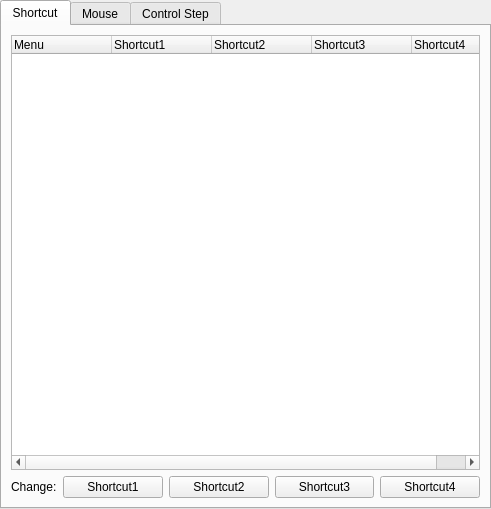
Before: the Qt Designer form src/cmplayer/ui/prefstack.ui in bylee20/cmplayer-kldp.net, drawn with Qt 5.
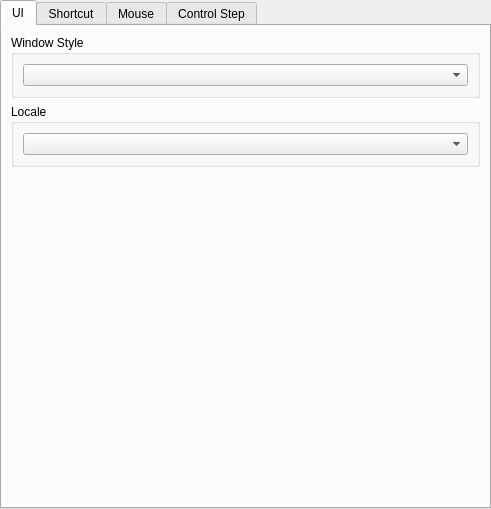
After: the same form once the commit is applied. The open tabs and pages were chosen to show the change. Custom widgets are drawn as their Qt base class.

```diff
--- a/src/cmplayer/ui/prefstack.ui
+++ b/src/cmplayer/ui/prefstack.ui
@@ -241,32 +241,6 @@
           </layout>
          </widget>
         </item>
-        <item>
-         <widget class="QGroupBox" name="groupBox_9" >
-          <property name="title" >
-           <string>Language</string>
-          </property>
-          <layout class="QGridLayout" name="gridLayout_5" >
-           <item row="0" column="0" >
-            <widget class="QLabel" name="label_22" >
-             <property name="text" >
-              <string>Language</string>
-             </property>
-            </widget>
-           </item>
-           <item row="0" column="1" >
-            <widget class="QComboBox" name="lang" >
-             <property name="sizePolicy" >
-              <sizepolicy vsizetype="Fixed" hsizetype="Expanding" >
-               <horstretch>0</horstretch>
-               <verstretch>0</verstretch>
-              </sizepolicy>
-             </property>
-            </widget>
-           </item>
-          </layout>
-         </widget>
-        </item>
         <item>
          <spacer name="spacer_11" >
           <property name="orientation" >
@@ -612,6 +586,57 @@
       <property name="currentIndex" >
        <number>0</number>
       </property>
+      <widget class="QWidget" name="tab_4" >
+       <attribute name="title" >
+        <string>UI</string>
+       </attribute>
+       <layout class="QVBoxLayout" name="verticalLayout_16" >
+        <item>
+         <widget class="QGroupBox" name="groupBox_8" >
+          <property name="title" >
+           <string>Window Style</string>
+          </property>
+          <layout class="QVBoxLayout" name="verticalLayout_15" >
+           <item>
+            <widget class="QComboBox" name="winStyle" />
+           </item>
+          </layout>
+         </widget>
+        </item>
+        <item>
+         <widget class="QGroupBox" name="groupBox_9" >
+          <property name="title" >
+           <string>Locale</string>
+          </property>
+          <layout class="QGridLayout" name="gridLayout_5" >
+           <item row="0" column="0" >
+            <widget class="QComboBox" name="locale" >
+             <property name="sizePolicy" >
+              <sizepolicy vsizetype="Fixed" hsizetype="Expanding" >
+               <horstretch>0</horstretch>
+               <verstretch>0</verstretch>
+              </sizepolicy>
+             </property>
+            </widget>
+           </item>
+          </layout>
+         </widget>
+        </item>
+        <item>
+         <spacer name="verticalSpacer_3" >
+          <property name="orientation" >
+           <enum>Qt::Vertical</enum>
+          </property>
+          <property name="sizeHint" stdset="0" >
+           <size>
+            <width>20</width>
+            <height>320</height>
+           </size>
+          </property>
+         </spacer>
+        </item>
+       </layout>
+      </widget>
       <widget class="QWidget" name="widget_5" >
        <attribute name="title" >
         <string>Shortcut</string>
```
